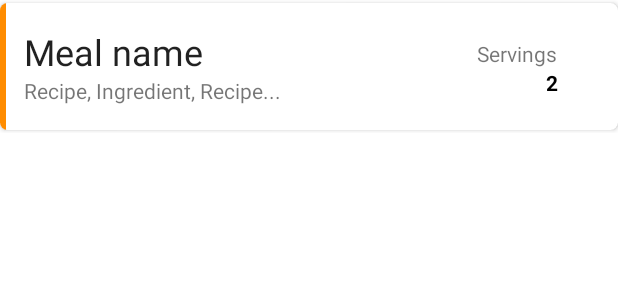
After one commit to CMPUT301F22T04/nosh, an Android app: the layout meal_item.xml on its own in the app's theme, with its tools: preview values and no code run, on a phone screen of 412 x 824 dp. The commit adds this screen. Shown: the top 300 px of the screen. Run offline under Robolectric (Android 15) with nearby library versions, the light colour scheme and no system bars.

Commit message:
Adding expandable recycler view

```diff
--- /dev/null
+++ b/app/src/main/java/com/example/nosh/fragments/plan/RecyclerViews/MealPlanRecyclerViewInterface.java
@@ -0,0 +1,5 @@
+package com.example.nosh.fragments.plan.RecyclerViews;
+
+public interface MealPlanRecyclerViewInterface {
+    void onItemClick(int position);
+}
--- /dev/null
+++ b/app/src/main/res/drawable/arrow_down.xml
@@ -0,0 +1,5 @@
+<vector android:height="24dp" android:tint="#8C8C8C"
+    android:viewportHeight="24" android:viewportWidth="24"
+    android:width="24dp" xmlns:android="http://schemas.android.com/apk/res/android">
+    <path android:fillColor="@android:color/white" android:pathData="M20,12l-1.41,-1.41L13,16.17V4h-2v12.17l-5.58,-5.59L4,12l8,8 8,-8z"/>
+</vector>
--- /dev/null
+++ b/app/src/main/res/drawable/arrow_up.xml
@@ -0,0 +1,5 @@
+<vector android:height="24dp" android:tint="#8C8C8C"
+    android:viewportHeight="24" android:viewportWidth="24"
+    android:width="24dp" xmlns:android="http://schemas.android.com/apk/res/android">
+    <path android:fillColor="@android:color/white" android:pathData="M4,12l1.41,1.41L11,7.83V20h2V7.83l5.58,5.59L20,12l-8,-8 -8,8z"/>
+</vector>
--- /dev/null
+++ b/app/src/main/res/layout/meal_item.xml
@@ -0,0 +1,80 @@
+<?xml version="1.0" encoding="utf-8"?>
+<androidx.constraintlayout.widget.ConstraintLayout xmlns:android="http://schemas.android.com/apk/res/android"
+    xmlns:app="http://schemas.android.com/apk/res-auto"
+    xmlns:tools="http://schemas.android.com/tools"
+    android:layout_width="match_parent"
+    android:layout_height="wrap_content">
+
+    <androidx.cardview.widget.CardView
+        android:layout_marginTop="2dp"
+        android:layout_marginBottom="2dp"
+        app:layout_constraintBottom_toBottomOf="parent"
+        app:layout_constraintEnd_toEndOf="parent"
+        app:layout_constraintStart_toStartOf="parent"
+        app:layout_constraintTop_toTopOf="parent"
+        android:layout_width="fill_parent"
+        android:layout_height="wrap_content"
+        app:cardElevation="2dp"
+        app:cardCornerRadius="5dp">
+
+        <FrameLayout
+            android:background="#FF8C00"
+            android:layout_width="4dp"
+            android:layout_height="match_parent"/>
+
+        <androidx.constraintlayout.widget.ConstraintLayout
+            android:layout_width="fill_parent"
+            android:layout_height="wrap_content"
+            android:orientation="vertical"
+            android:padding="16dp">
+
+            <TextView
+                android:id="@+id/meal_name"
+                style="@style/Base.TextAppearance.AppCompat.Headline"
+                android:layout_width="wrap_content"
+                android:layout_height="wrap_content"
+                android:text="Meal name"
+                app:layout_constraintStart_toStartOf="parent"
+                app:layout_constraintTop_toTopOf="parent" />
+
+            <TextView
+                android:id="@+id/textView8"
+                android:layout_width="wrap_content"
+                android:layout_height="wrap_content"
+                android:layout_marginEnd="24dp"
+                android:text="Servings"
+                app:layout_constraintBottom_toBottomOf="parent"
+                app:layout_constraintEnd_toEndOf="parent"
+                app:layout_constraintHorizontal_bias="1.0"
+                app:layout_constraintStart_toEndOf="@+id/meal_name"
+                app:layout_constraintTop_toTopOf="parent"
+                app:layout_constraintVertical_bias="0.246" />
+
+            <TextView
+                android:id="@+id/textView9"
+                android:layout_width="254dp"
+                android:layout_height="20dp"
+                android:text="Recipe, Ingredient, Recipe..."
+                app:layout_constraintBottom_toBottomOf="parent"
+                app:layout_constraintEnd_toEndOf="parent"
+                app:layout_constraintHorizontal_bias="0.0"
+                app:layout_constraintStart_toStartOf="parent"
+                app:layout_constraintTop_toBottomOf="@+id/meal_name"
+                app:layout_constraintVertical_bias="0.176" />
+
+            <TextView
+                android:id="@+id/textView11"
+                android:layout_width="wrap_content"
+                android:layout_height="wrap_content"
+                android:layout_marginEnd="24dp"
+                android:text="2"
+                android:textColor="#000000"
+                android:textStyle="bold"
+                app:layout_constraintBottom_toBottomOf="parent"
+                app:layout_constraintEnd_toEndOf="parent"
+                app:layout_constraintTop_toBottomOf="@+id/textView8"
+                app:layout_constraintVertical_bias="0.0" />
+
+        </androidx.constraintlayout.widget.ConstraintLayout>
+    </androidx.cardview.widget.CardView>
+</androidx.constraintlayout.widget.ConstraintLayout>
```
Also changed, not shown: app/src/main/java/com/example/nosh/fragments/plan/MealDay.java (+23 -1 lines), app/src/main/java/com/example/nosh/fragments/plan/MealSpanFragment.java (added, +65 -0 lines), app/src/main/java/com/example/nosh/fragments/plan/PlanFragment.java (+38 -13 lines), app/src/main/java/com/example/nosh/fragments/plan/RecyclerViews/ItemAdapter.java (added, +88 -0 lines), app/src/main/java/com/example/nosh/fragments/plan/RecyclerViews/MealPlan_RecyclerViewAdapter.java (+20 -3 lines), app/src/main/java/com/example/nosh/fragments/plan/RecyclerViews/NestedAdapter.java (added, +46 -0 lines), app/src/main/res/layout/fragment_meal_span.xml (added, +14 -0 lines), app/src/main/res/layout/meal_plan_item.xml (added, +63 -0 lines).
